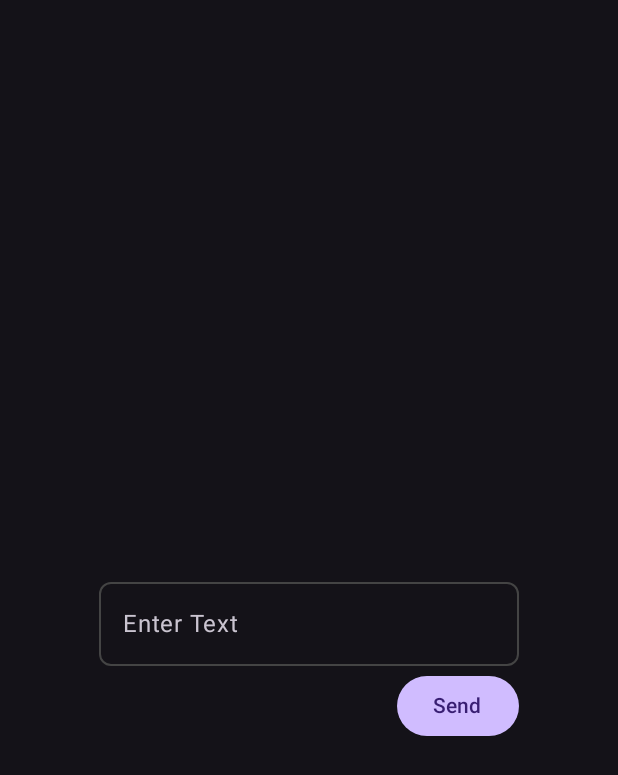
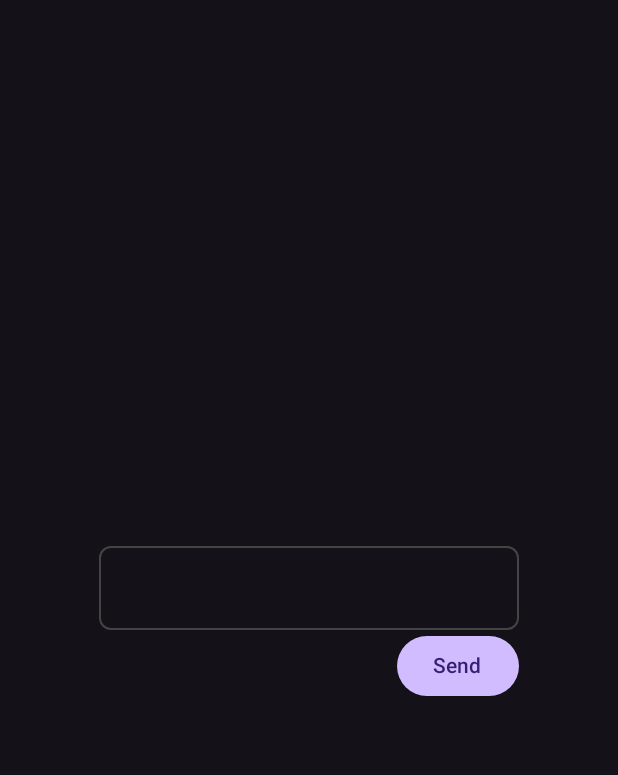
Before and after one commit to Quellkern/AndroidConnector, an Android app built with Jetpack Compose: the TextPostScreen screen opened directly, with no data from a screen before it, after a tap on "Send", on a phone screen of 412 x 824 dp. Shown: the top 775 px of the screen. Run offline under Robolectric (Android 15) with nearby library versions, the phone set to English and light mode, and no system bars.

Commit message:
Major Bug Fixed

```diff
--- a/app/src/main/java/com/example/androidconnector/TextPostScreen.kt
+++ b/app/src/main/java/com/example/androidconnector/TextPostScreen.kt
@@ -5,9 +5,7 @@ import androidx.activity.ComponentActivity
 import androidx.activity.compose.setContent
 import androidx.compose.foundation.layout.Box
 import androidx.compose.foundation.layout.Column
-import androidx.compose.foundation.layout.Row
 import androidx.compose.foundation.layout.fillMaxSize
-import androidx.compose.foundation.layout.padding
 import androidx.compose.foundation.layout.requiredSize
 import androidx.compose.foundation.shape.AbsoluteRoundedCornerShape
 import androidx.compose.foundation.shape.RoundedCornerShape
@@ -55,7 +53,7 @@ class TextPostScreen : ComponentActivity() {
     }
     @Composable
     fun TextBox() {
-        val modifier: Modifier = Modifier
+        var modifier: Modifier = Modifier
         Box(
             modifier
                 .requiredSize(height = 200.dp, width = 300.dp)
@@ -66,13 +64,7 @@ class TextPostScreen : ComponentActivity() {
             ) {
                 InputTextField()
             }
-            Row(
-                modifier = Modifier
-                    .align(Alignment.BottomEnd)
-                    .padding(bottom = 17.dp, end = 10.dp),
-            ) {
-                WriteReqBox()
-            }
+
         }
     }
 
@@ -81,6 +73,9 @@ class TextPostScreen : ComponentActivity() {
         var textFieldState: String by remember {
             mutableStateOf("")
         }
+        Column(
+            horizontalAlignment = Alignment.End
+        ) {
             OutlinedTextField(
                 modifier = Modifier,
                 shape = AbsoluteRoundedCornerShape(8.dp),
@@ -96,20 +91,17 @@ class TextPostScreen : ComponentActivity() {
                     disabledContainerColor = Color.Transparent,
                     focusedIndicatorColor = Color.DarkGray,
                     unfocusedIndicatorColor = Color.DarkGray,
-                disabledIndicatorColor = Color.Transparent
+                    disabledIndicatorColor = Color.Transparent,
+                    unfocusedLabelColor = Color.Transparent
                 )
             )
-    }
-
-    @Composable
-    fun WriteReqBox() {
             val sendButtonState = remember {
                 mutableStateOf("Send")
             }
             val sendButtonBool = remember { mutableStateOf(false) }
             if (sendButtonBool.value) {
                 LaunchedEffect(Unit) {
-                requestPost(sendButtonState.value)
+                    requestPost(textFieldState)
                     sendButtonState.value = "Sent"
                     delay(0.7.seconds)
                     sendButtonState.value = "Send"
@@ -124,6 +116,7 @@ class TextPostScreen : ComponentActivity() {
                 shape = RoundedCornerShape(size = 20.dp)
             ) {
                 Text(text = sendButtonState.value)
+            }
         }
     }
 
```
Lines whose indentation alone changed are shown as unchanged.
